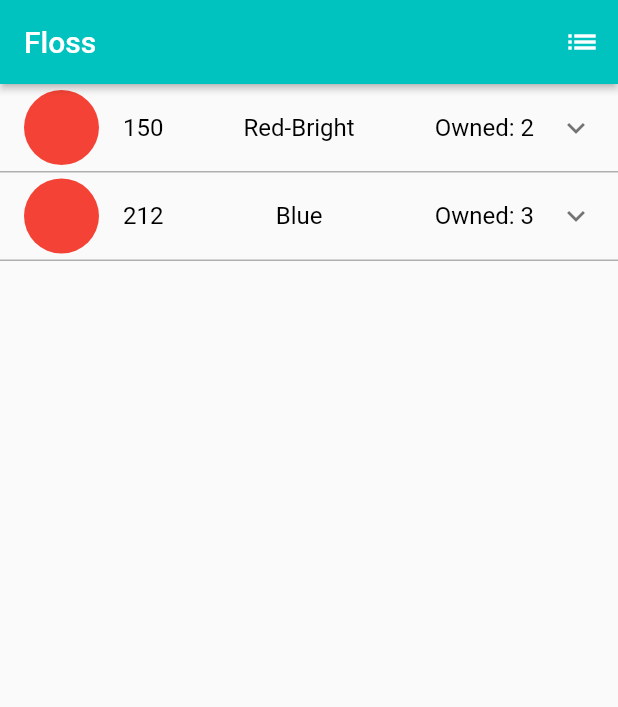
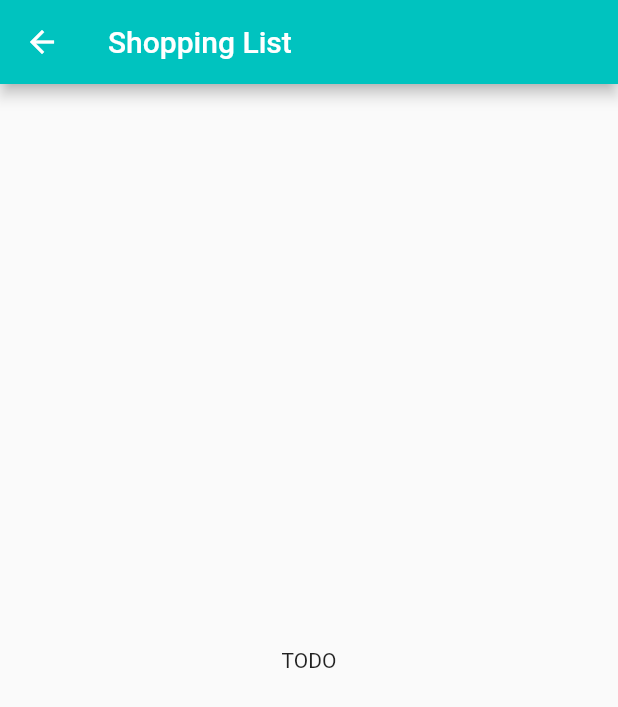
Before and after one commit to catiwumpus/floss, a Flutter app: the screen it shows after launch, after a tap on the "list" icon, on a phone screen of 412 x 824 dp. Shown: the top 707 px of the screen. Run offline on Flutter 3.47's test engine with Material 2 defaults, Android fonts, the phone set to English and light mode, and no system bars.

Commit message:
more updates

```diff
--- a/lib/main.dart
+++ /dev/null
@@ -1,33 +0,0 @@
-import 'package:flutter/material.dart';
-import './widgets/flossList.dart';
-import 'package:flutter/rendering.dart';
-
-void main() {
-  runApp(MyApp());
-}
-
-class MyApp extends StatelessWidget {
-  @override
-  Widget build(BuildContext context) {
-    // TODO: implement build
-    return MaterialApp(
-      theme: ThemeData(
-          primaryColor: Color.fromRGBO(0, 65, 82, 1.0),
-          accentColor: Color.fromRGBO(0, 195, 191, 1.0)),
-      home: Scaffold(
-        appBar: AppBar(
-          title: Text('Floss'),
-          backgroundColor: Color.fromRGBO(0, 195, 191, 1.0),
-          elevation: 2.0,
-          actions: <Widget>[
-            IconButton(
-              onPressed: () {},
-              icon: Icon(Icons.list),
-            ),
-          ],
-        ),
-        body: FlossList(),
-      ),
-    );
-  }
-}
--- /dev/null
+++ b/lib/pages/main.dart
@@ -0,0 +1,45 @@
+import 'package:flutter/material.dart';
+import '../widgets/flossList.dart';
+import 'package:flutter/rendering.dart';
+import './shoppingListPage.dart';
+
+void main() {
+  runApp(MyApp());
+}
+
+class MyApp extends StatelessWidget {
+  @override
+  Widget build(BuildContext context) {
+    return new MaterialApp(
+      home: new HomePage(),
+      routes: {'/shoppingList': (BuildContext context) => ShoppingListPage()},
+      theme: ThemeData(
+        primaryColor: Color.fromRGBO(0, 65, 82, 1.0),
+        accentColor: Color.fromRGBO(0, 195, 191, 1.0),
+      ),
+    );
+  }
+}
+
+class HomePage extends StatelessWidget {
+  @override
+  Widget build(BuildContext context) {
+    // TODO: implement build
+    return Scaffold(
+      appBar: AppBar(
+        title: Text('Floss'),
+        backgroundColor: Theme.of(context).accentColor,
+        elevation: 2.0,
+        actions: <Widget>[
+          IconButton(
+            onPressed: () {
+              Navigator.pushNamed(context, '/shoppingList');
+            },
+            icon: Icon(Icons.list),
+          ),
+        ],
+      ),
+      body: FlossList(),
+    );
+  }
+}
--- /dev/null
+++ b/lib/pages/shoppingListPage.dart
@@ -0,0 +1,19 @@
+import 'package:flutter/material.dart';
+
+class ShoppingListPage extends StatelessWidget {
+  @override
+  Widget build(BuildContext context) {
+    // TODO: implement build
+    return Scaffold(
+      appBar: AppBar(
+        title: Text("Shopping List"),
+        backgroundColor: Theme.of(context).accentColor,
+      ),
+      body: Container(
+        child: Center(
+          child: Text("TODO"),
+        ),
+      ),
+    );
+  }
+}
--- a/lib/widgets/flossExpandedTile.dart
+++ b/lib/widgets/flossExpandedTile.dart
@@ -1,31 +1,42 @@
 import 'package:flutter/material.dart';
 
-class FlossExpandedTile extends StatelessWidget {
+class FlossExpandedTile extends StatefulWidget {
+  final String _number;
+  final String _name;
+  final Color _color;
 
-  String _number = "";
-  String _name = "";
+  FlossExpandedTile(this._name, this._number, this._color);
+
+  @override
+  State<StatefulWidget> createState() {
+    // TODO: implement createState
+    return _FlossExpandedTileState();
+  }
+}
+
+class _FlossExpandedTileState extends State<FlossExpandedTile> {
   int _quantity = 0;
-
-  FlossExpandedTile(this._name, this._number, this._quantity);
 
   @override
   Widget build(BuildContext context) {
     // TODO: implement build
     return Container(
       decoration: new BoxDecoration(
-                    border: new Border(
-                        bottom:
-                            new BorderSide(width: 1.0, color: Color.fromRGBO(0, 0, 0, .3),))),
+          border: new Border(
+              bottom: new BorderSide(
+        width: 1.0,
+        color: Color.fromRGBO(0, 0, 0, .3),
+      ))),
       child: ExpansionTile(
         title: Row(
           mainAxisAlignment: MainAxisAlignment.spaceBetween,
           children: <Widget>[
             Text(
-              _number,
+              widget._number,
               style: TextStyle(color: Colors.black),
             ),
             Text(
-              _name,
+              widget._name,
               style: TextStyle(color: Colors.black),
             ),
             Text(
@@ -38,9 +49,9 @@ class FlossExpandedTile extends StatelessWidget {
           width: 50.0,
           height: 50.0,
           decoration: new BoxDecoration(
-            color: Colors.red,
-            borderRadius: new BorderRadius.all(new Radius.circular(50.0)),
-          ),
+              color: widget._color,
+              borderRadius: new BorderRadius.all(new Radius.circular(50.0)),
+              border: new Border.all(color: Colors.black, width: 1.0)),
         ),
         children: <Widget>[
           Row(
@@ -53,26 +64,38 @@ class FlossExpandedTile extends StatelessWidget {
                             new BorderSide(width: 1.0, color: Colors.black))),
                 child: Row(
                   children: <Widget>[
-                    Text('Change Quantity:'),
-                    IconButton(
-                      icon: Icon(Icons.remove_circle),
-                      onPressed: () {},
-                    ),
+                    Text('Add to Shopping List:'),
                     IconButton(
                       icon: Icon(Icons.add_circle),
                       onPressed: () {},
-                    )
+                    ),
                   ],
                 ),
               ),
               Container(
                 child: Row(
                   children: <Widget>[
-                    Text('Add to Shopping List:'),
+                    Text('Change Quantity:'),
+                    IconButton(
+                      icon: Icon(Icons.remove_circle),
+                      onPressed: () {
+                        setState(() {
+                          if (_quantity > 0) {
+                            _quantity -= 1;
+                          } else {
+                            _quantity = 0;
+                          }
+                        });
+                      },
+                    ),
                     IconButton(
                       icon: Icon(Icons.add_circle),
-                      onPressed: () {},
-                    ),
+                      onPressed: () {
+                        setState(() {
+                          _quantity += 1;
+                        });
+                      },
+                    )
                   ],
                 ),
               ),
```
Also changed, not shown: lib/widgets/flossList.dart (+16 -4 lines), lib/widgets/shoppingListTile.dart (added), 1 other file.
